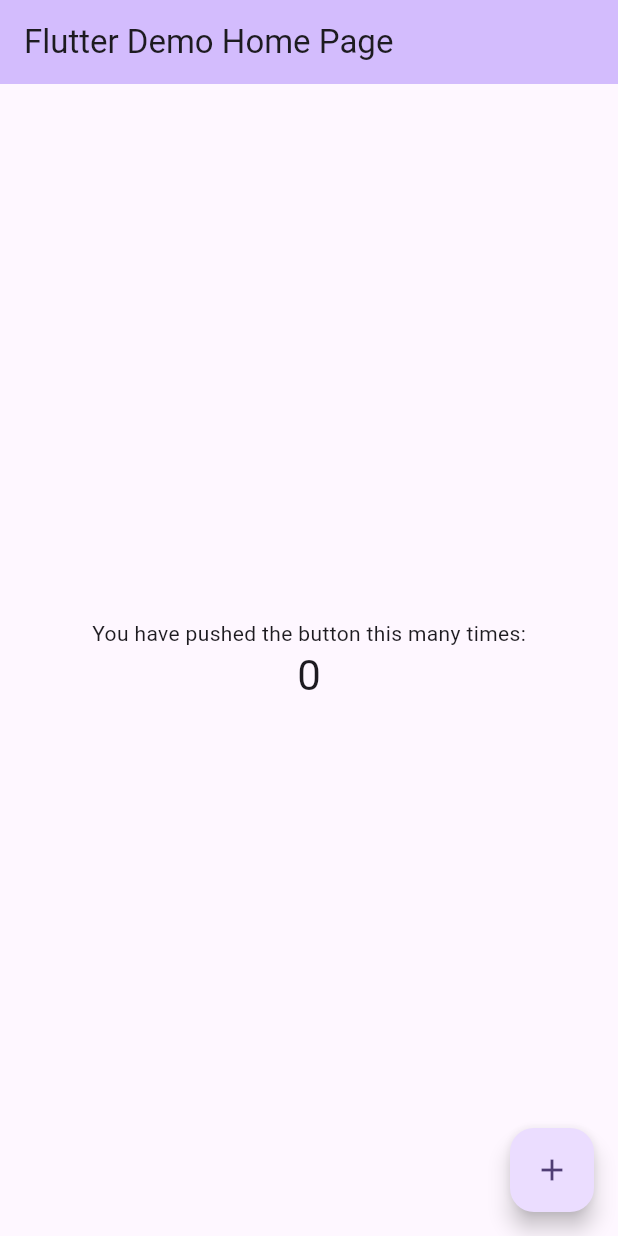
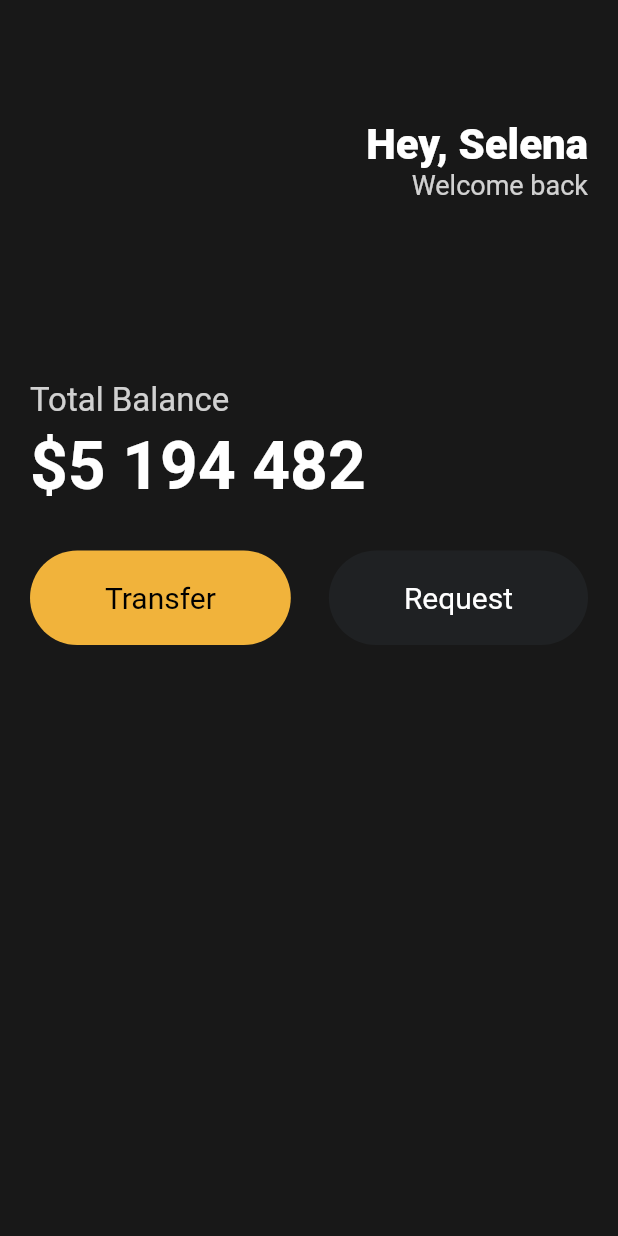
Before and after one commit to hytenic/flutter-webtoon, a Flutter app: the screen it shows after launch, on a phone screen of 412 x 824 dp. Run offline on Flutter 3.47's test engine with Material 2 defaults, Android fonts, the phone set to English and light mode, and no system bars.

Commit message:
feat(src): wallets 상단 화면 및 button widget

```diff
--- a/lib/main.dart
+++ b/lib/main.dart
@@ -1,125 +1,91 @@
 import 'package:flutter/material.dart';
+import 'package:flutter_webtoon/widgets/Button.dart';
 
 void main() {
-  runApp(const MyApp());
+  runApp(const App());
 }
 
-class MyApp extends StatelessWidget {
-  const MyApp({super.key});
+class App extends StatelessWidget {
+  const App({super.key});
 
-  // This widget is the root of your application.
   @override
   Widget build(BuildContext context) {
     return MaterialApp(
-      title: 'Flutter Demo',
-      theme: ThemeData(
-        // This is the theme of your application.
-        //
-        // TRY THIS: Try running your application with "flutter run". You'll see
-        // the application has a blue toolbar. Then, without quitting the app,
-        // try changing the seedColor in the colorScheme below to Colors.green
-        // and then invoke "hot reload" (save your changes or press the "hot
-        // reload" button in a Flutter-supported IDE, or press "r" if you used
-        // the command line to start the app).
-        //
-        // Notice that the counter didn't reset back to zero; the application
-        // state is not lost during the reload. To reset the state, use hot
-        // restart instead.
-        //
-        // This works for code too, not just values: Most code changes can be
-        // tested with just a hot reload.
-        colorScheme: ColorScheme.fromSeed(seedColor: Colors.deepPurple),
-        useMaterial3: true,
-      ),
-      home: const MyHomePage(title: 'Flutter Demo Home Page'),
+      home: Scaffold(
+          backgroundColor: const Color(0xff181818),
+          body: Padding(
+            padding: const EdgeInsets.symmetric(horizontal: 20),
+            child: Column(
+              crossAxisAlignment: CrossAxisAlignment.start,
+              children: [
+                const SizedBox(
+                  height: 80,
+                ),
+                Row(
+                  mainAxisAlignment: MainAxisAlignment.end,
+                  children: [
+                    Column(
+                      crossAxisAlignment: CrossAxisAlignment.end,
+                      children: [
+                        const Text(
+                          'Hey, Selena',
+                          style: TextStyle(
+                            color: Colors.white,
+                            fontSize: 28,
+                            fontWeight: FontWeight.w800,
+                          ),
+                        ),
+                        Text('Welcome back',
+                            style: TextStyle(
+                              color: Colors.white.withOpacity(0.8),
+                              fontSize: 18,
+                            )),
+                      ],
+                    )
+                  ],
+                ),
+                const SizedBox(
+                  height: 120,
+                ),
+                Text(
+                  'Total Balance',
+                  style: TextStyle(
+                    color: Colors.white.withOpacity(0.8),
+                    fontSize: 22,
+                  ),
+                ),
+                const SizedBox(
+                  height: 5,
+                ),
+                const Text(
+                  '\$5 194 482',
+                  style: TextStyle(
+                    color: Colors.white,
+                    fontSize: 44,
+                    fontWeight: FontWeight.w600,
+                  ),
+                ),
+                const SizedBox(
+                  height: 30,
+                ),
+                const Row(
+                  mainAxisAlignment: MainAxisAlignment.spaceBetween,
+                  children: [
+                    Button(
+                      text: 'Transfer',
+                      bgColor: Color(0xfff1b33b),
+                      textColor: Colors.black,
+                    ),
+                    Button(
+                      text: 'Request',
+                      bgColor: Color(0xff1f2123),
+                      textColor: Colors.white,
+                    ),
+                  ],
+                )
+              ],
+            ),
+          )),
     );
   }
 }
-
-class MyHomePage extends StatefulWidget {
-  const MyHomePage({super.key, required this.title});
-
-  // This widget is the home page of your application. It is stateful, meaning
-  // that it has a State object (defined below) that contains fields that affect
-  // how it looks.
-
-  // This class is the configuration for the state. It holds the values (in this
-  // case the title) provided by the parent (in this case the App widget) and
-  // used by the build method of the State. Fields in a Widget subclass are
-  // always marked "final".
-
-  final String title;
-
-  @override
-  State<MyHomePage> createState() => _MyHomePageState();
-}
-
-class _MyHomePageState extends State<MyHomePage> {
-  int _counter = 0;
-
-  void _incrementCounter() {
-    setState(() {
-      // This call to setState tells the Flutter framework that something has
-      // changed in this State, which causes it to rerun the build method below
-      // so that the display can reflect the updated values. If we changed
-      // _counter without calling setState(), then the build method would not be
-      // called again, and so nothing would appear to happen.
-      _counter++;
-    });
-  }
-
-  @override
-  Widget build(BuildContext context) {
-    // This method is rerun every time setState is called, for instance as done
-    // by the _incrementCounter method above.
-    //
-    // The Flutter framework has been optimized to make rerunning build methods
-    // fast, so that you can just rebuild anything that needs updating rather
-    // than having to individually change instances of widgets.
-    return Scaffold(
-      appBar: AppBar(
-        // TRY THIS: Try changing the color here to a specific color (to
-        // Colors.amber, perhaps?) and trigger a hot reload to see the AppBar
-        // change color while the other colors stay the same.
-        backgroundColor: Theme.of(context).colorScheme.inversePrimary,
-        // Here we take the value from the MyHomePage object that was created by
-        // the App.build method, and use it to set our appbar title.
-        title: Text(widget.title),
-      ),
-      body: Center(
-        // Center is a layout widget. It takes a single child and positions it
-        // in the middle of the parent.
-        child: Column(
-          // Column is also a layout widget. It takes a list of children and
-          // arranges them vertically. By default, it sizes itself to fit its
-          // children horizontally, and tries to be as tall as its parent.
-          //
-          // Column has various properties to control how it sizes itself and
-          // how it positions its children. Here we use mainAxisAlignment to
-          // center the children vertically; the main axis here is the vertical
-          // axis because Columns are vertical (the cross axis would be
-          // horizontal).
-          //
-          // TRY THIS: Invoke "debug painting" (choose the "Toggle Debug Paint"
-          // action in the IDE, or press "p" in the console), to see the
-          // wireframe for each widget.
-          mainAxisAlignment: MainAxisAlignment.center,
-          children: <Widget>[
-            const Text(
-              'You have pushed the button this many times:',
-            ),
-            Text(
-              '$_counter',
-              style: Theme.of(context).textTheme.headlineMedium,
-            ),
-          ],
-        ),
-      ),
-      floatingActionButton: FloatingActionButton(
-        onPressed: _incrementCounter,
-        tooltip: 'Increment',
-        child: const Icon(Icons.add),
-      ), // This trailing comma makes auto-formatting nicer for build methods.
-    );
-  }
-}
--- /dev/null
+++ b/lib/widgets/button.dart
@@ -0,0 +1,31 @@
+import 'package:flutter/material.dart';
+
+class Button extends StatelessWidget {
+  final String text;
+  final Color bgColor;
+  final Color textColor;
+
+  const Button(
+      {super.key,
+      required this.text,
+      required this.bgColor,
+      required this.textColor});
+
+  @override
+  Widget build(BuildContext context) {
+    return Container(
+      decoration: BoxDecoration(
+          color: bgColor, borderRadius: BorderRadius.circular(45)),
+      child: Padding(
+        padding: const EdgeInsets.symmetric(
+          vertical: 20,
+          horizontal: 50,
+        ),
+        child: Text(
+          text,
+          style: TextStyle(fontSize: 20, color: textColor),
+        ),
+      ),
+    );
+  }
+}
```
